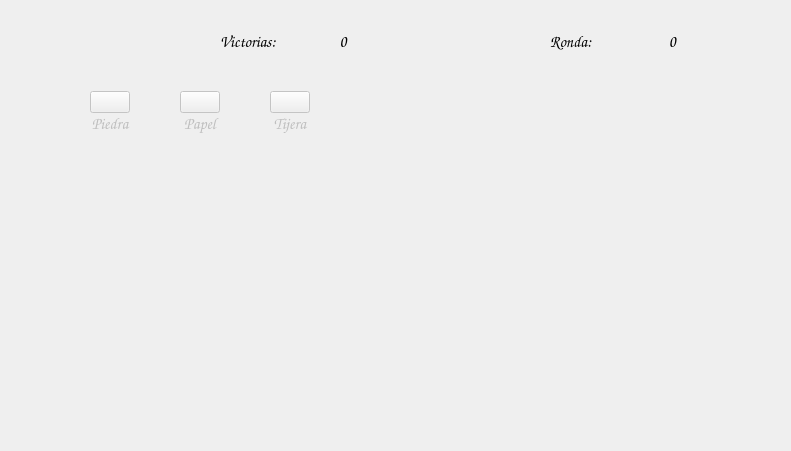
Qt form UI/client.ui (axlserial/rpc-distribuidos) before a commit; both pictures show x 0 to 791 and y 209 to 660 of the 975 by 660 pixel window.
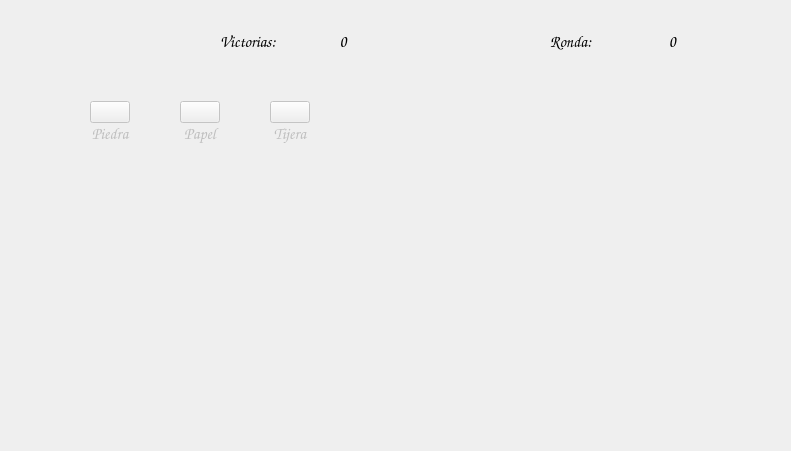
The same form after that commit. Icons and pictures are not drawn.

Commit message: Cambio client UI

```diff
--- a/UI/client.ui
+++ b/UI/client.ui
@@ -216,12 +216,12 @@
    </widget>
    <widget class="QWidget" name="gridLayoutWidget_2">
     <property name="enabled">
-     <bool>false</bool>
+     <bool>true</bool>
     </property>
     <property name="geometry">
      <rect>
       <x>90</x>
-      <y>300</y>
+      <y>310</y>
       <width>741</width>
       <height>251</height>
      </rect>
@@ -374,10 +374,13 @@
     </layout>
    </widget>
    <widget class="QLabel" name="round_label">
+    <property name="enabled">
+     <bool>true</bool>
+    </property>
     <property name="geometry">
      <rect>
       <x>190</x>
-      <y>560</y>
+      <y>570</y>
       <width>521</width>
       <height>61</height>
      </rect>
```
